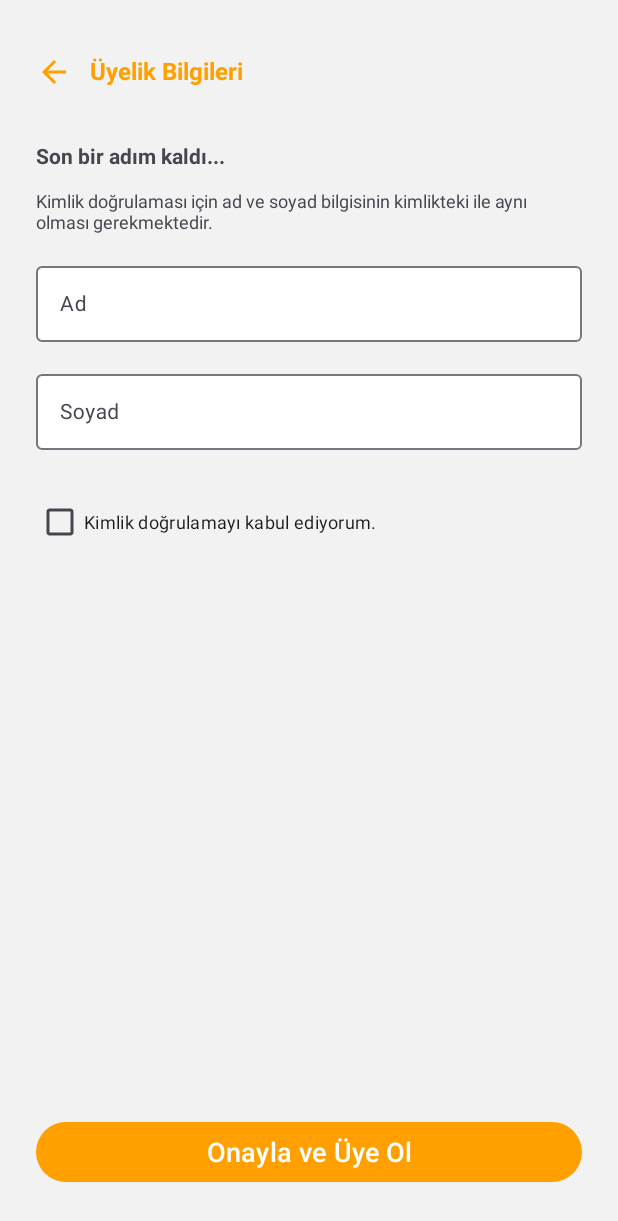
After one commit to ozlemcivelek/EventFlow, an Android app: the ProfileFragment screen opened through its navigation route, on a phone screen of 412 x 824 dp. The commit adds this screen. Shown: the top 1221 px of the screen. Run offline under Robolectric (Android 15) with nearby library versions, the phone set to English and light mode, and no system bars; our stand-ins replace Dagger/Hilt's generated code, Firebase (no records; nobody signed in at launch, a user with empty details on screens opened directly), navigation-ui; 1 statement that could not run was skipped.

Commit message:
Add profile complete screen.

```diff
--- a/app/src/main/java/com/example/eventflow/ui/account/AccountFragment.kt
+++ b/app/src/main/java/com/example/eventflow/ui/account/AccountFragment.kt
@@ -1,6 +1,5 @@
 package com.example.eventflow.ui.account
 
-import android.content.Intent
 import android.os.Bundle
 import androidx.fragment.app.Fragment
 import android.view.LayoutInflater
@@ -32,6 +31,13 @@ class AccountFragment : Fragment() {
 
     override fun onViewCreated(view: View, savedInstanceState: Bundle?) {
         super.onViewCreated(view, savedInstanceState)
+
+        binding.profileCompleteCardView.setOnClickListener{
+            findNavController().navigate(
+                AccountFragmentDirections.actionAccountFragmentToProfileFragment()
+            )
+        }
+
         binding.backButton.setOnClickListener {
             findNavController().popBackStack()
         }
--- /dev/null
+++ b/app/src/main/java/com/example/eventflow/ui/account/ProfileFragment.kt
@@ -0,0 +1,32 @@
+package com.example.eventflow.ui.account
+
+import android.os.Bundle
+import androidx.fragment.app.Fragment
+import android.view.LayoutInflater
+import android.view.View
+import android.view.ViewGroup
+import androidx.navigation.fragment.findNavController
+import com.example.eventflow.databinding.FragmentProfileBinding
+
+class ProfileFragment : Fragment() {
+
+    private var _binding: FragmentProfileBinding? = null
+    private val binding: FragmentProfileBinding get() = _binding!!
+
+    override fun onCreateView(
+        inflater: LayoutInflater, container: ViewGroup?,
+        savedInstanceState: Bundle?
+    ): View? {
+        _binding = FragmentProfileBinding.inflate(inflater, container, false)
+        return binding.root
+    }
+
+    override fun onViewCreated(view: View, savedInstanceState: Bundle?) {
+        super.onViewCreated(view, savedInstanceState)
+
+        binding.backButton.setOnClickListener {
+            findNavController().popBackStack()
+        }
+    }
+
+}
--- a/app/src/main/res/layout/fragment_account.xml
+++ b/app/src/main/res/layout/fragment_account.xml
@@ -29,9 +29,7 @@
         android:textStyle="bold"
         app:layout_constraintEnd_toEndOf="parent"
         app:layout_constraintStart_toEndOf="@+id/backButton"
-        app:layout_constraintTop_toTopOf="parent">
-
-    </TextView>
+        app:layout_constraintTop_toTopOf="parent"/>
 
     <androidx.constraintlayout.widget.ConstraintLayout
         android:id="@+id/profileConstraintLayout"
--- /dev/null
+++ b/app/src/main/res/layout/fragment_profile.xml
@@ -0,0 +1,122 @@
+<?xml version="1.0" encoding="utf-8"?>
+<androidx.constraintlayout.widget.ConstraintLayout xmlns:android="http://schemas.android.com/apk/res/android"
+    xmlns:tools="http://schemas.android.com/tools"
+    android:layout_width="match_parent"
+    android:layout_height="match_parent"
+    xmlns:app="http://schemas.android.com/apk/res-auto"
+    tools:context=".ui.account.ProfileFragment"
+    android:background="@color/dusty_white"
+    android:paddingHorizontal="24dp">
+
+    <ImageButton
+        android:id="@+id/backButton"
+        android:layout_width="wrap_content"
+        android:layout_height="wrap_content"
+        android:background="@android:color/transparent"
+        android:src="@drawable/ic_back"
+        android:layout_marginTop="36dp"
+        app:layout_constraintStart_toStartOf="parent"
+        app:layout_constraintTop_toTopOf="parent"
+        app:tint="@color/primary"/>
+
+    <TextView
+        android:id="@+id/title"
+        android:layout_width="wrap_content"
+        android:layout_height="wrap_content"
+        android:text="Üyelik Bilgileri"
+        android:layout_marginTop="36dp"
+        android:layout_marginStart="12dp"
+        android:textSize="16sp"
+        android:textStyle="bold"
+        android:textColor="@color/primary"
+        app:layout_constraintStart_toEndOf="@+id/backButton"
+        app:layout_constraintTop_toTopOf="parent"/>
+
+    <TextView
+        android:id="@+id/title1"
+        android:layout_width="wrap_content"
+        android:layout_height="wrap_content"
+        android:text="Son bir adım kaldı..."
+        android:layout_marginTop="36dp"
+        android:textSize="14sp"
+        android:textStyle="bold"
+        android:textAlignment="textStart"
+        app:layout_constraintStart_toStartOf="parent"
+        app:layout_constraintTop_toBottomOf="@+id/title"/>
+
+    <TextView
+        android:id="@+id/textView"
+        android:layout_width="wrap_content"
+        android:layout_height="wrap_content"
+        android:text="Kimlik doğrulaması için ad ve soyad bilgisinin kimlikteki ile aynı olması gerekmektedir."
+        android:layout_marginTop="12dp"
+        android:textSize="12sp"
+        android:textAlignment="textStart"
+        app:layout_constraintStart_toStartOf="parent"
+        app:layout_constraintTop_toBottomOf="@+id/title1"/>
+
+    <com.google.android.material.textfield.TextInputLayout
+        android:id="@+id/profileName"
+        android:layout_width="match_parent"
+        android:layout_height="56dp"
+        android:layout_marginTop="16dp"
+        android:hint="Ad"
+        app:boxBackgroundColor="@color/white"
+        app:layout_constraintStart_toStartOf="parent"
+        app:layout_constraintEnd_toEndOf="parent"
+        app:layout_constraintTop_toBottomOf="@+id/textView">
+
+        <com.google.android.material.textfield.TextInputEditText
+            android:id="@+id/profileNameEditText"
+            android:layout_width="match_parent"
+            android:layout_height="wrap_content"
+            android:textSize="14sp" />
+
+    </com.google.android.material.textfield.TextInputLayout>
+
+    <com.google.android.material.textfield.TextInputLayout
+        android:id="@+id/profileSurname"
+        android:layout_width="match_parent"
+        android:layout_height="56dp"
+        android:layout_marginTop="16dp"
+        android:hint="Soyad"
+        app:boxBackgroundColor="@color/white"
+        app:layout_constraintStart_toStartOf="parent"
+        app:layout_constraintEnd_toEndOf="parent"
+        app:layout_constraintTop_toBottomOf="@+id/profileName">
+
+        <com.google.android.material.textfield.TextInputEditText
+            android:id="@+id/profileSurnameEditText"
+            android:layout_width="match_parent"
+            android:layout_height="wrap_content"
+            android:textSize="14sp" />
+
+    </com.google.android.material.textfield.TextInputLayout>
+
+    <androidx.appcompat.widget.AppCompatCheckBox
+        android:layout_width="wrap_content"
+        android:layout_height="wrap_content"
+        android:layout_marginTop="24dp"
+        app:checkedState="checked"
+        android:buttonTint="@color/primary"
+        android:text="Kimlik doğrulamayı kabul ediyorum."
+        android:textSize="12sp"
+        app:layout_constraintStart_toStartOf="parent"
+        app:layout_constraintTop_toBottomOf="@+id/profileSurname" />
+
+
+    <Button
+        android:id="@id/eventSaveButton"
+        android:layout_width="match_parent"
+        android:layout_height="wrap_content"
+        android:layout_marginBottom="32dp"
+        android:text="Onayla ve Üye Ol"
+        android:textColor="@color/white"
+        android:textSize="18dp"
+        app:layout_constraintBottom_toBottomOf="parent"
+        app:layout_constraintEnd_toEndOf="parent"
+        app:layout_constraintStart_toStartOf="parent">
+
+    </Button>
+
+</androidx.constraintlayout.widget.ConstraintLayout>
--- a/app/src/main/res/navigation/main_nav.xml
+++ b/app/src/main/res/navigation/main_nav.xml
@@ -100,5 +100,13 @@
         <action
             android:id="@+id/action_accountFragment_to_loginFragment"
             app:destination="@id/loginFragment" />
+        <action
+            android:id="@+id/action_accountFragment_to_profileFragment"
+            app:destination="@id/profileFragment" />
     </fragment>
+    <fragment
+        android:id="@+id/profileFragment"
+        android:name="com.example.eventflow.ui.account.ProfileFragment"
+        android:label="fragment_profile"
+        tools:layout="@layout/fragment_profile" />
 </navigation>
```
